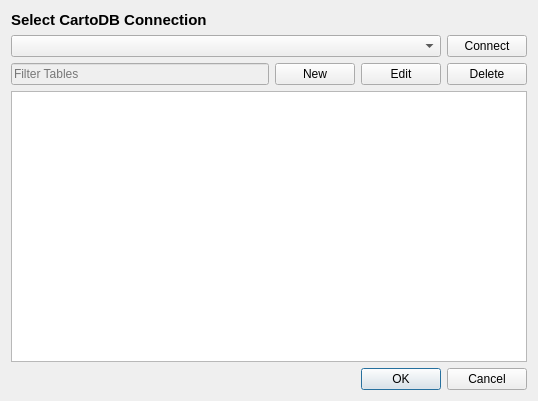
Old version of the form ui/UI_CartoDBPlugin.ui in the repository gkudos/qgis-cartodb.
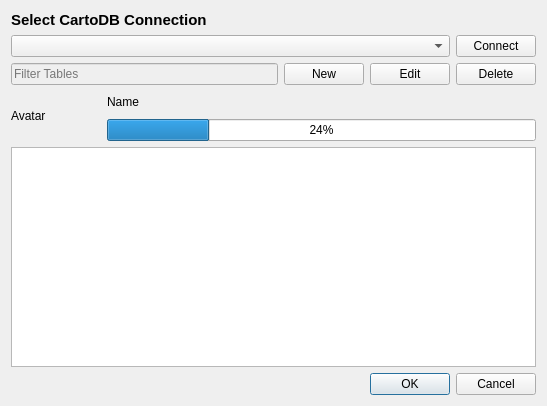
New version of the form.

Commit message: Add user data

What changed in the file:
```diff
--- a/ui/UI_CartoDBPlugin.ui
+++ b/ui/UI_CartoDBPlugin.ui
@@ -6,8 +6,8 @@
    <rect>
     <x>0</x>
     <y>0</y>
-    <width>538</width>
-    <height>401</height>
+    <width>547</width>
+    <height>406</height>
    </rect>
   </property>
   <property name="windowTitle">
@@ -105,6 +105,66 @@
      </item>
     </layout>
    </item>
+   <item>
+    <layout class="QHBoxLayout" name="userDataLayout">
+     <item>
+      <widget class="QLabel" name="avatarLB">
+       <property name="sizePolicy">
+        <sizepolicy hsizetype="Fixed" vsizetype="Fixed">
+         <horstretch>0</horstretch>
+         <verstretch>0</verstretch>
+        </sizepolicy>
+       </property>
+       <property name="minimumSize">
+        <size>
+         <width>50</width>
+         <height>50</height>
+        </size>
+       </property>
+       <property name="text">
+        <string>Avatar</string>
+       </property>
+      </widget>
+     </item>
+     <item>
+      <spacer name="horizontalSpacer">
+       <property name="orientation">
+        <enum>Qt::Horizontal</enum>
+       </property>
+       <property name="sizeType">
+        <enum>QSizePolicy::Fixed</enum>
+       </property>
+       <property name="sizeHint" stdset="0">
+        <size>
+         <width>40</width>
+         <height>20</height>
+        </size>
+       </property>
+      </spacer>
+     </item>
+     <item>
+      <layout class="QVBoxLayout" name="quotaLayout">
+       <property name="sizeConstraint">
+        <enum>QLayout::SetMaximumSize</enum>
+       </property>
+       <item>
+        <widget class="QLabel" name="nameLB">
+         <property name="text">
+          <string>Name</string>
+         </property>
+        </widget>
+       </item>
+       <item>
+        <widget class="QProgressBar" name="remainingBar">
+         <property name="value">
+          <number>24</number>
+         </property>
+        </widget>
+       </item>
+      </layout>
+     </item>
+    </layout>
+   </item>
    <item>
     <widget class="QListWidget" name="tablesList">
      <property name="alternatingRowColors">
```
Left out of the diff: 2 changed lines with no effect on the pictures. The commit also changes 3 other files.
